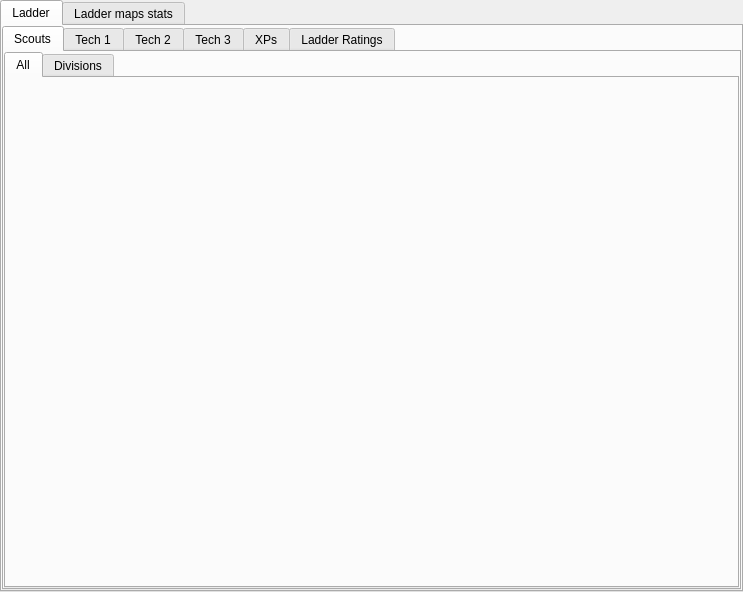
This is res/stats/stats.ui in FAForever/client as Qt 5 draws it before an edit. The edited form follows.
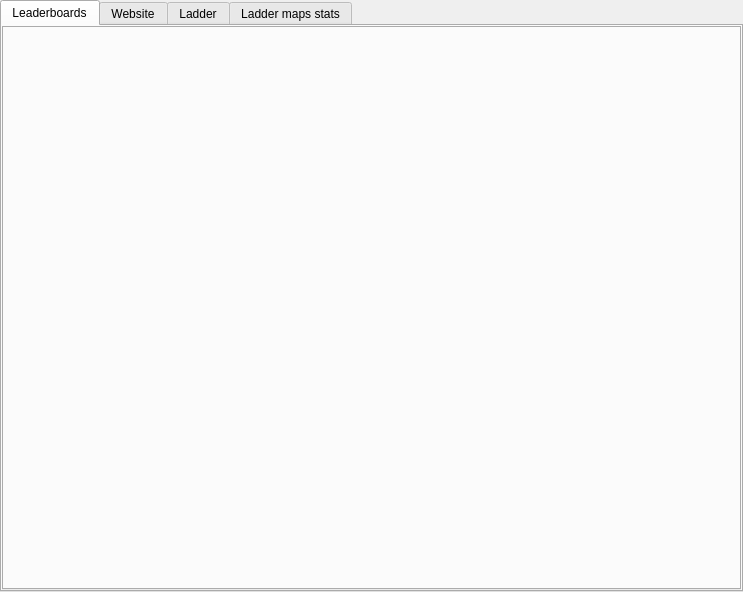
This is the edited form.

Commit message: Add leaderboards from API

```diff
--- a/res/stats/stats.ui
+++ b/res/stats/stats.ui
@@ -16,6 +16,38 @@
   <property name="currentIndex">
    <number>0</number>
   </property>
+  <widget class="QWidget" name="leaderboardsTab">
+   <attribute name="title">
+    <string>Leaderboards</string>
+   </attribute>
+   <layout class="QGridLayout" name="gridLayout_21">
+    <property name="leftMargin">
+     <number>0</number>
+    </property>
+    <property name="topMargin">
+     <number>0</number>
+    </property>
+    <property name="rightMargin">
+     <number>0</number>
+    </property>
+    <property name="bottomMargin">
+     <number>0</number>
+    </property>
+    <item row="0" column="0">
+     <widget class="QTabWidget" name="leaderboards">
+      <property name="currentIndex">
+       <number>-1</number>
+      </property>
+     </widget>
+    </item>
+   </layout>
+  </widget>
+  <widget class="QWidget" name="websiteTab">
+   <attribute name="title">
+    <string>Website</string>
+   </attribute>
+   <layout class="QGridLayout" name="gridLayout_23"/>
+  </widget>
   <widget class="QWidget" name="ladderTab">
    <attribute name="title">
     <string>Ladder</string>
```
Left out of the diff: 187 changed lines with no effect on the pictures. The commit also changes 16 other files.
